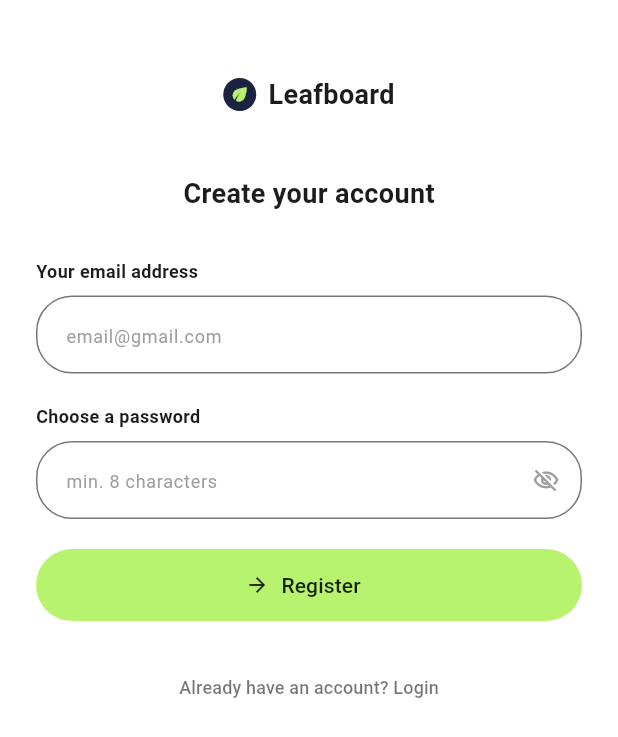
After one commit to FaletehanAlF/Learning-layout-widget, a Flutter app: the RegisterPage screen opened directly, on a phone screen of 412 x 824 dp. The commit adds this screen. Shown: the top 737 px of the screen. Run offline on Flutter 3.47's test engine with Material 3 defaults, Android fonts, the phone set to English and light mode, and no system bars; network calls fail.

Commit message:
update flutter

```diff
--- a/lib/pages/login_page.dart
+++ b/lib/pages/login_page.dart
@@ -1,5 +1,6 @@
 import 'package:flutter/material.dart';
 import 'home_page.dart';
+import 'register_page.dart';
 
 class LoginPage extends StatefulWidget {
   const LoginPage({super.key});
@@ -207,6 +208,22 @@ class _LoginPageState extends State<LoginPage> {
                   ),
                 ),
 
+                const SizedBox(height: 12),
+
+                // Link ke halaman Register
+                TextButton(
+                  onPressed: () {
+                    Navigator.push(
+                      context,
+                      MaterialPageRoute(builder: (context) => const RegisterPage()),
+                    );
+                  },
+                  child: const Text(
+                    "Don't have an account? Register",
+                    style: TextStyle(color: Colors.black54, fontSize: 12),
+                  ),
+                ),
+
                 const SizedBox(height: 30),
               ],
             ),
--- /dev/null
+++ b/lib/pages/register_page.dart
@@ -0,0 +1,140 @@
+import 'package:flutter/material.dart';
+import 'home_page.dart';
+import 'login_page.dart';
+
+class RegisterPage extends StatelessWidget {
+  const RegisterPage({super.key});
+
+  @override
+  Widget build(BuildContext context) {
+    return Scaffold(
+      backgroundColor: Colors.white,
+      body: SafeArea(
+        child: SingleChildScrollView(
+          padding: const EdgeInsets.symmetric(horizontal: 24),
+          child: Column(
+            children: [
+              const SizedBox(height: 50),
+
+              // Logo Leafboard
+              Row(
+                mainAxisAlignment: MainAxisAlignment.center,
+                children: [
+                  Container(
+                    width: 22,
+                    height: 22,
+                    decoration: const BoxDecoration(
+                      color: Color(0xFF1C2340),
+                      shape: BoxShape.circle,
+                    ),
+                    child: const Icon(Icons.eco, size: 14, color: Color(0xFFB7F36E)),
+                  ),
+                  const SizedBox(width: 8),
+                  const Text(
+                    'Leafboard',
+                    style: TextStyle(fontSize: 18, fontWeight: FontWeight.w600),
+                  ),
+                ],
+              ),
+
+              const SizedBox(height: 40),
+
+              const Text(
+                'Create your account',
+                style: TextStyle(fontSize: 18, fontWeight: FontWeight.w600),
+              ),
+
+              const SizedBox(height: 30),
+
+              const Align(
+                alignment: Alignment.centerLeft,
+                child: Text(
+                  'Your email address',
+                  style: TextStyle(fontSize: 12, fontWeight: FontWeight.w600),
+                ),
+              ),
+              const SizedBox(height: 8),
+              TextField(
+                decoration: InputDecoration(
+                  hintText: 'email@gmail.com',
+                  hintStyle: const TextStyle(fontSize: 12, color: Colors.grey),
+                  contentPadding: const EdgeInsets.symmetric(horizontal: 16, vertical: 14),
+                  border: OutlineInputBorder(
+                    borderRadius: BorderRadius.circular(24),
+                  ),
+                ),
+              ),
+
+              const SizedBox(height: 20),
+
+              const Align(
+                alignment: Alignment.centerLeft,
+                child: Text(
+                  'Choose a password',
+                  style: TextStyle(fontSize: 12, fontWeight: FontWeight.w600),
+                ),
+              ),
+              const SizedBox(height: 8),
+              TextField(
+                obscureText: true,
+                decoration: InputDecoration(
+                  hintText: 'min. 8 characters',
+                  hintStyle: const TextStyle(fontSize: 12, color: Colors.grey),
+                  suffixIcon: const Icon(Icons.visibility_off_outlined, size: 18, color: Colors.grey),
+                  contentPadding: const EdgeInsets.symmetric(horizontal: 16, vertical: 14),
+                  border: OutlineInputBorder(
+                    borderRadius: BorderRadius.circular(24),
+                  ),
+                ),
+              ),
+
+              const SizedBox(height: 20),
+
+              // Tombol Register, tanpa validasi cukup navigasi ke HomePage
+              SizedBox(
+                width: double.infinity,
+                height: 48,
+                child: ElevatedButton.icon(
+                  style: ElevatedButton.styleFrom(
+                    backgroundColor: const Color(0xFFB7F36E),
+                    foregroundColor: Colors.black87,
+                    shape: RoundedRectangleBorder(
+                      borderRadius: BorderRadius.circular(24),
+                    ),
+                    elevation: 0,
+                  ),
+                  onPressed: () {
+                    Navigator.pushReplacement(
+                      context,
+                      MaterialPageRoute(builder: (context) => const HomePage()),
+                    );
+                  },
+                  icon: const Icon(Icons.arrow_forward, size: 16),
+                  label: const Text('Register'),
+                ),
+              ),
+
+              const SizedBox(height: 20),
+
+              // Link kembali ke halaman login
+              TextButton(
+                onPressed: () {
+                  Navigator.pushReplacement(
+                    context,
+                    MaterialPageRoute(builder: (context) => const LoginPage()),
+                  );
+                },
+                child: const Text(
+                  'Already have an account? Login',
+                  style: TextStyle(color: Colors.black54, fontSize: 12),
+                ),
+              ),
+
+              const SizedBox(height: 30),
+            ],
+          ),
+        ),
+      ),
+    );
+  }
+}
```
